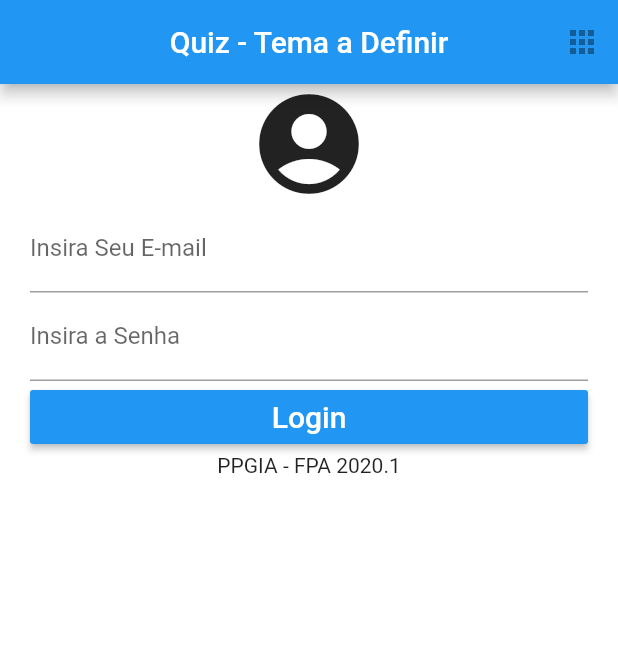
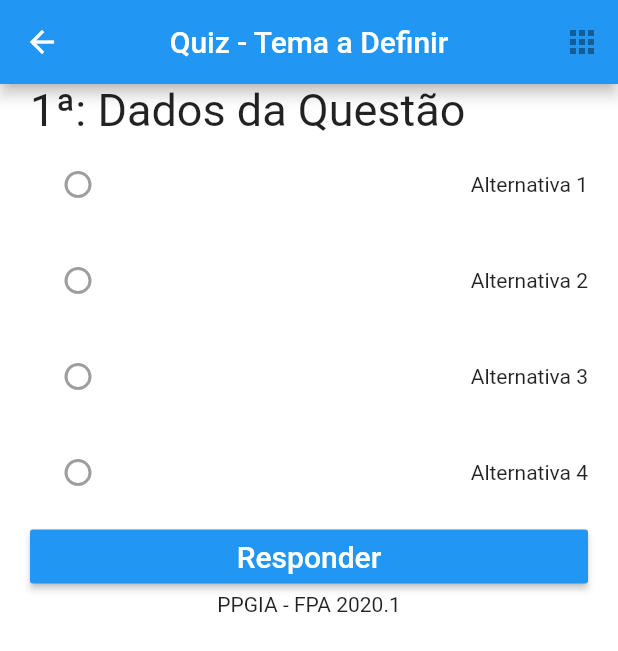
Before and after one commit to valdircarvalho/quizproject, a Flutter app: the screen it shows after launch, after a tap on "Login", on a phone screen of 412 x 824 dp. Shown: the top 651 px of the screen. Run offline on Flutter 3.47's test engine with Material 2 defaults, Android fonts, the phone set to English and light mode, and no system bars.

Commit message:
First Commit

```diff
--- a/lib/main.dart
+++ b/lib/main.dart
@@ -1,4 +1,5 @@
 import 'package:flutter/material.dart';
+import 'package:quizproject/pagetwo/pagetwo.dart';
 
 void main() {
   runApp(MaterialApp(
@@ -42,7 +43,11 @@ class _TelaBaseState extends State<TelaBase> {
                decoration: InputDecoration(labelText: "Insira a Senha"),
                textAlign: TextAlign.center,
              ),
-             RaisedButton(onPressed: () {},
+             RaisedButton(onPressed: () {
+               Navigator.push(
+                   context,
+                   MaterialPageRoute(builder: (context) => pagetwo()));
+             },
                child: Text("Login", style:
                TextStyle(color: Colors.white, fontSize: 20.0),),
                color: Colors.blue,
--- /dev/null
+++ b/lib/pagetwo/pagetwo.dart
@@ -0,0 +1,96 @@
+import 'package:flutter/material.dart';
+
+class pagetwo extends StatefulWidget {
+  @override
+  _pagetwoState createState() => _pagetwoState();
+}
+
+class _pagetwoState extends State<pagetwo> {
+  @override
+  Widget build(BuildContext context) {
+    return Scaffold(
+      appBar: AppBar(
+        title: Text("Quiz - Tema a Definir"),
+        centerTitle: true,
+        actions: [IconButton(icon: Icon(Icons.apps), onPressed: null)],
+      ),
+      backgroundColor: Colors.white,
+      body:
+      SingleChildScrollView(
+        padding: EdgeInsets.fromLTRB(20.0, 0, 20.0, 0.0),
+        child: Column(
+          crossAxisAlignment: CrossAxisAlignment.stretch,
+          children: [
+            Row(
+              children: [
+                Text("1ª: Dados da Questão", style: TextStyle(fontSize: 30.0)),
+              ],
+            ),
+            Row(
+              children: [
+                Expanded(
+                    child:
+                    ButtonBar(
+                      alignment: MainAxisAlignment.start,
+                      children: [
+                        Radio(value: 1, groupValue: 0, onChanged: null)
+                      ],
+                    ),
+                ),
+                Text("Alternativa 1", textAlign: TextAlign.center,)
+              ],
+            ),
+            Row(
+              children: [
+                Expanded(
+                  child:
+                  ButtonBar(
+                    alignment: MainAxisAlignment.start,
+                    children: [
+                      Radio(value: 1, groupValue: 0, onChanged: null)
+                    ],
+                  ),
+                ),
+                Text("Alternativa 2", textAlign: TextAlign.center,)
+              ],
+            ),
+            Row(
+              children: [
+                Expanded(
+                  child:
+                  ButtonBar(
+                    alignment: MainAxisAlignment.start,
+                    children: [
+                      Radio(value: 1, groupValue: 0, onChanged: null)
+                    ],
+                  ),
+                ),
+                Text("Alternativa 3", textAlign: TextAlign.center,)
+              ],
+            ),
+            Row(
+              children: [
+                Expanded(
+                  child:
+                  ButtonBar(
+                    alignment: MainAxisAlignment.start,
+                    children: [
+                      Radio(value: 1, groupValue: 0, onChanged: null)
+                    ],
+                  ),
+                ),
+                Text("Alternativa 4", textAlign: TextAlign.center,)
+              ],
+            ),
+            RaisedButton(onPressed: () {},
+              child: Text("Responder", style:
+              TextStyle(color: Colors.white, fontSize: 20.0),),
+              color: Colors.blue,
+            ),
+            Text("PPGIA - FPA 2020.1", textAlign: TextAlign.center,),
+          ],
+        ),
+      ),
+    );
+  }
+}
```
